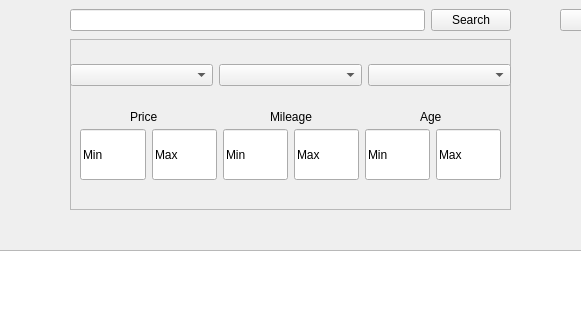
The window that mainwindow.ui (happy394/qt_project_hse) describes before a commit, drawn with Qt 5; both pictures show x 100 to 681 and y 0 to 320 of the 800 by 600 pixel window.
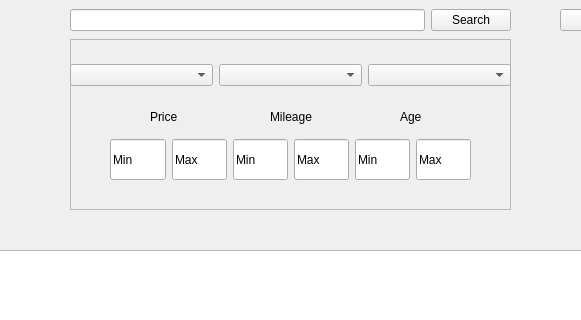
The same window after the commit.

Commit message: added dataset to offers list. changed UI a bit

The edit to the form file:
```diff
--- a/mainwindow.ui
+++ b/mainwindow.ui
@@ -108,7 +108,7 @@
     <property name="frameShadow">
      <enum>QFrame::Raised</enum>
     </property>
-    <widget class="QWidget" name="">
+    <widget class="QWidget" name="layoutWidget">
      <property name="geometry">
       <rect>
        <x>0</x>
@@ -129,13 +129,13 @@
       </item>
      </layout>
     </widget>
-    <widget class="QWidget" name="">
+    <widget class="QWidget" name="layoutWidget">
      <property name="geometry">
       <rect>
-       <x>10</x>
-       <y>90</y>
-       <width>421</width>
-       <height>51</height>
+       <x>40</x>
+       <y>100</y>
+       <width>361</width>
+       <height>41</height>
       </rect>
      </property>
      <layout class="QHBoxLayout" name="BoundaryFilters">
@@ -297,7 +297,7 @@
     <widget class="QLabel" name="PriceLabel">
      <property name="geometry">
       <rect>
-       <x>60</x>
+       <x>80</x>
        <y>70</y>
        <width>58</width>
        <height>16</height>
@@ -323,7 +323,7 @@
     <widget class="QLabel" name="AgeLabel">
      <property name="geometry">
       <rect>
-       <x>350</x>
+       <x>330</x>
        <y>70</y>
        <width>58</width>
        <height>16</height>
```
Left out of the diff: 6 changed lines with no effect on the pictures. The commit also changes 7 other files.
